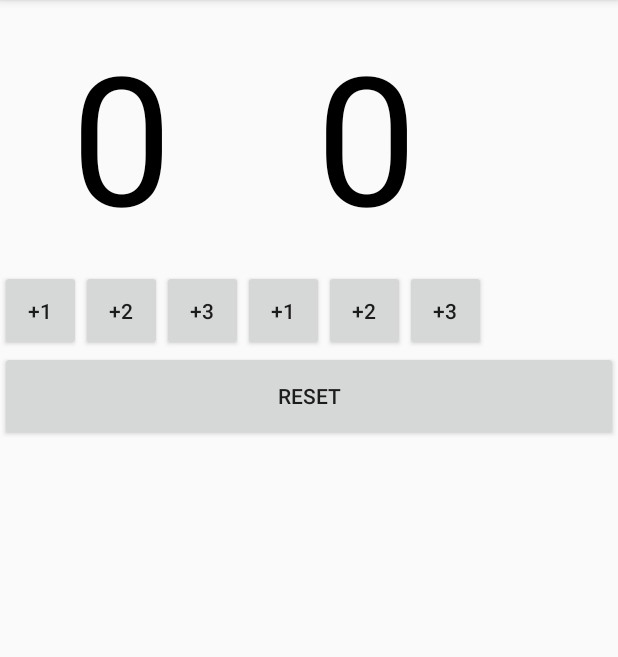
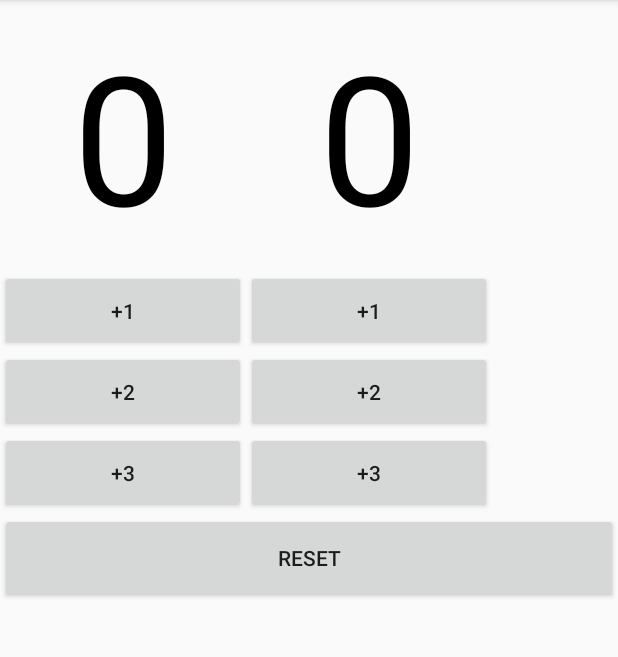
Before and after one commit to 1ntrepida/AndroidBasicsNanodegree, an Android app: the screen it shows after launch (MainActivity), on a phone screen of 412 x 824 dp, the part 84-741 px from its top. Run offline under Robolectric (Android 15) with nearby library versions, the phone set to English and light mode, and no system bars.

Commit message:
changed the orientation of the buttons to be vertical

```diff
--- a/CourtCounter/app/src/main/res/layout/activity_main.xml
+++ b/CourtCounter/app/src/main/res/layout/activity_main.xml
@@ -9,31 +9,7 @@
     android:weightSum="1"
     tools:context="com.example.android.courtcounter.MainActivity">
 
-    <!-- The layout which supports the two players, side by side, provided below.
-    The reviewer said,
-
-    "You need to have your layout such that you
-    have two columns. One for each team. A good start would be to
-    change this android:orientation attribute to vertical. You
-    should also do this for the other team."
-
-    I believe I satisfy the requirement,
-
-     column one   |    column two
-     _______________________________
-     |                             |
-     |     0              0        |
-     |                             |
-     | +1 +2 +3         +1 +2 +3   |
-     |                             |
-     |                             |
-                 ...
-                 ...
-     |          RESET              |
-     _______________________________
-
-     If I don't, please tell me
-     in further detail.-->
+    <!-- The layout which supports the two players, side by side, provided below.-->
     <LinearLayout
         android:layout_width="fill_parent"
         android:layout_height="wrap_content"
@@ -49,7 +25,7 @@
 
             <TextView
                 android:id="@+id/player1"
-                android:layout_width="match_parent"
+                android:layout_width="164dp"
                 android:layout_height="wrap_content"
                 android:gravity="center_horizontal"
                 android:padding="10dp"
@@ -58,24 +34,24 @@
                 android:textSize="120sp" />
 
             <LinearLayout
-                android:layout_width="wrap_content"
+                android:layout_width="match_parent"
                 android:layout_height="wrap_content"
-                android:orientation="horizontal">
+                android:orientation="vertical">
 
                 <Button
-                    android:layout_width="54dp"
+                    android:layout_width="match_parent"
                     android:layout_height="54dp"
                     android:onClick="playerOnePlusOne"
                     android:text="@string/plusOne" />
 
                 <Button
-                    android:layout_width="54dp"
+                    android:layout_width="match_parent"
                     android:layout_height="54dp"
                     android:onClick="playerOnePlusTwo"
                     android:text="@string/plusTwo" />
 
                 <Button
-                    android:layout_width="54dp"
+                    android:layout_width="match_parent"
                     android:layout_height="54dp"
                     android:onClick="playerOnePlusThree"
                     android:text="@string/plusThree" />
@@ -100,24 +76,24 @@
                 android:textSize="120sp" />
 
             <LinearLayout
-                android:layout_width="wrap_content"
+                android:layout_width="match_parent"
                 android:layout_height="wrap_content"
-                android:orientation="horizontal">
+                android:orientation="vertical">
 
                 <Button
-                    android:layout_width="54dp"
+                    android:layout_width="match_parent"
                     android:layout_height="54dp"
                     android:onClick="playerTwoPlusOne"
                     android:text="@string/plusOne" />
 
                 <Button
-                    android:layout_width="54dp"
+                    android:layout_width="match_parent"
                     android:layout_height="54dp"
                     android:onClick="playerTwoPlusTwo"
                     android:text="@string/plusTwo" />
 
                 <Button
-                    android:layout_width="54dp"
+                    android:layout_width="match_parent"
                     android:layout_height="54dp"
                     android:onClick="playerTwoPlusThree"
                     android:text="@string/plusThree" />
```
